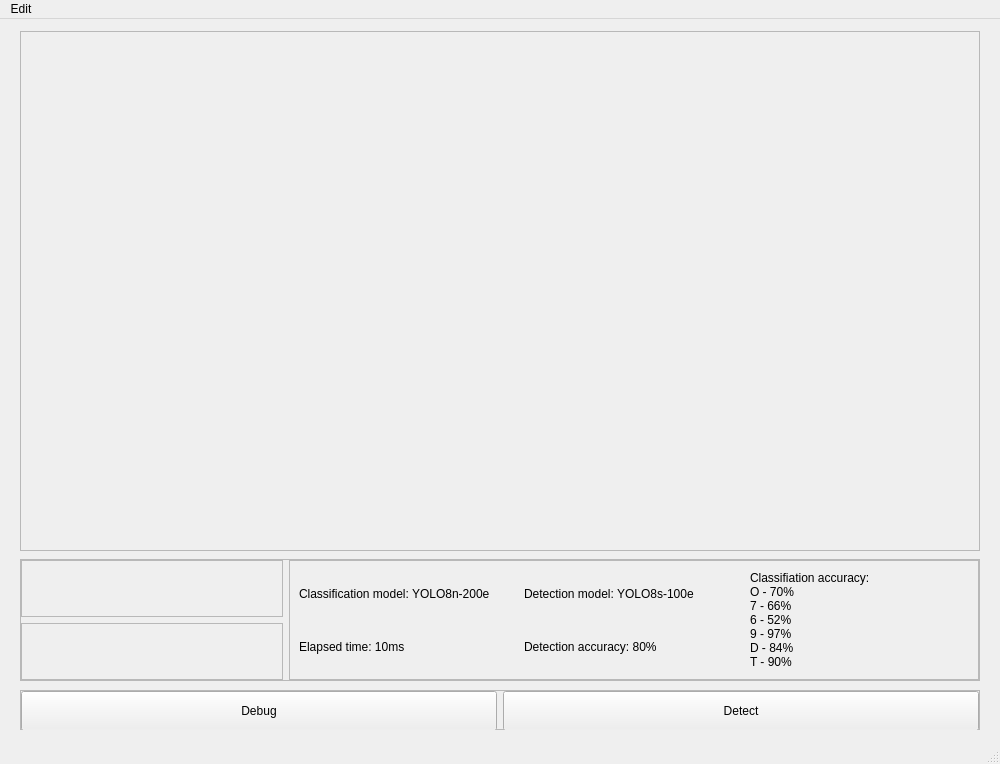
Qt form design/ui/main.ui (donilpro/Car-Numberplate-Recognition) before a commit.
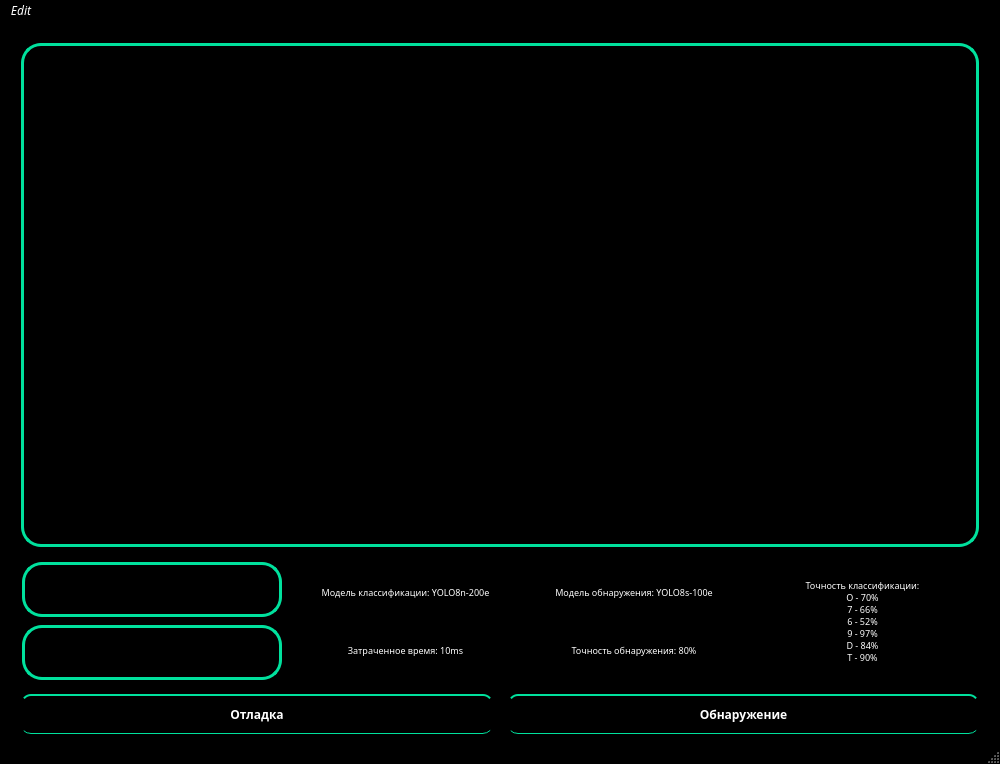
The same form after that commit.

```diff
--- a/design/ui/main.ui
+++ b/design/ui/main.ui
@@ -16,12 +16,83 @@
     <height>764</height>
    </size>
   </property>
+  <property name="font">
+   <font>
+    <pointsize>9</pointsize>
+   </font>
+  </property>
   <property name="windowTitle">
-   <string>MainWindow</string>
+   <string>Обнаружение</string>
+  </property>
+  <property name="styleSheet">
+   <string notr="true">#MainWindow {
+	background: #000;
+}
+
+#mainView, #plateView, #plateDecodedLabel {
+	border: 3px solid #00e19d;
+	border-radius: 20px;
+	background: rgba(255, 252, 252, 0.15);
+}
+
+#menubar {
+	background: #000;
+	color: #fff;
+}
+</string>
   </property>
   <widget class="QWidget" name="centralwidget">
+   <property name="styleSheet">
+    <string notr="true">QWidget {
+	background: #000;
+}</string>
+   </property>
    <layout class="QGridLayout" name="gridLayout_2">
-    <item row="1" column="1">
+    <property name="leftMargin">
+     <number>20</number>
+    </property>
+    <property name="topMargin">
+     <number>0</number>
+    </property>
+    <property name="rightMargin">
+     <number>20</number>
+    </property>
+    <property name="bottomMargin">
+     <number>0</number>
+    </property>
+    <property name="horizontalSpacing">
+     <number>20</number>
+    </property>
+    <property name="verticalSpacing">
+     <number>5</number>
+    </property>
+    <item row="6" column="0">
+     <spacer name="verticalSpacer_3">
+      <property name="orientation">
+       <enum>Qt::Vertical</enum>
+      </property>
+      <property name="sizeHint" stdset="0">
+       <size>
+        <width>20</width>
+        <height>40</height>
+       </size>
+      </property>
+     </spacer>
+    </item>
+    <item row="4" column="0">
+     <spacer name="verticalSpacer">
+      <property name="orientation">
+       <enum>Qt::Vertical</enum>
+      </property>
+      <property name="sizeHint" stdset="0">
+       <size>
+        <width>20</width>
+        <height>40</height>
+       </size>
+      </property>
+     </spacer>
+    </item>
+    <item row="1" column="0">
      <widget class="QFrame" name="mainFrame">
       <property name="minimumSize">
        <size>
@@ -58,13 +129,35 @@
         <number>0</number>
        </property>
        <item row="0" column="0">
-        <widget class="QLabel" name="mainView">
+        <widget class="QLabel" name="label">
          <property name="sizePolicy">
           <sizepolicy hsizetype="Preferred" vsizetype="Preferred">
            <horstretch>0</horstretch>
            <verstretch>0</verstretch>
           </sizepolicy>
          </property>
+         <property name="layoutDirection">
+          <enum>Qt::LeftToRight</enum>
+         </property>
+         <property name="text">
+          <string>TextLabel</string>
+         </property>
+         <property name="textFormat">
+          <enum>Qt::PlainText</enum>
+         </property>
+         <property name="alignment">
+          <set>Qt::AlignCenter</set>
+         </property>
+        </widget>
+       </item>
+       <item row="1" column="0">
+        <widget class="QLabel" name="mainView">
+         <property name="sizePolicy">
+          <sizepolicy hsizetype="Preferred" vsizetype="MinimumExpanding">
+           <horstretch>0</horstretch>
+           <verstretch>0</verstretch>
+          </sizepolicy>
+         </property>
          <property name="sizeIncrement">
           <size>
            <width>16</width>
@@ -82,63 +175,7 @@
       </layout>
      </widget>
     </item>
-    <item row="5" column="1">
-     <widget class="QFrame" name="frame_6">
-      <property name="minimumSize">
-       <size>
-        <width>960</width>
-        <height>40</height>
-       </size>
-      </property>
-      <property name="frameShape">
-       <enum>QFrame::StyledPanel</enum>
-      </property>
-      <property name="frameShadow">
-       <enum>QFrame::Raised</enum>
-      </property>
-      <layout class="QHBoxLayout" name="horizontalLayout">
-       <property name="leftMargin">
-        <number>0</number>
-       </property>
-       <property name="topMargin">
-        <number>0</number>
-       </property>
-       <property name="rightMargin">
-        <number>0</number>
-       </property>
-       <property name="bottomMargin">
-        <number>0</number>
-       </property>
-       <item>
-        <widget class="QPushButton" name="debugBtn">
-         <property name="minimumSize">
-          <size>
-           <width>0</width>
-           <height>40</height>
-          </size>
-         </property>
-         <property name="text">
-          <string>Debug</string>
-         </property>
-        </widget>
-       </item>
-       <item>
-        <widget class="QPushButton" name="detectBtn">
-         <property name="minimumSize">
-          <size>
-           <width>0</width>
-           <height>40</height>
-          </size>
-         </property>
-         <property name="text">
-          <string>Detect</string>
-         </property>
-        </widget>
-       </item>
-      </layout>
-     </widget>
-    </item>
-    <item row="3" column="1">
+    <item row="3" column="0">
      <widget class="QFrame" name="frame_5">
       <property name="minimumSize">
        <size>
@@ -179,6 +216,11 @@
            <height>9</height>
           </size>
          </property>
+         <property name="styleSheet">
+          <string notr="true">#plateDecodedLabel {
+	color: #fff;
+}</string>
+         </property>
          <property name="frameShape">
           <enum>QFrame::StyledPanel</enum>
          </property>
@@ -203,6 +245,15 @@
           </property>
           <item row="0" column="0">
            <widget class="QLabel" name="plateDecodedLabel">
+            <property name="font">
+             <font>
+              <family>Arial</family>
+              <pointsize>9</pointsize>
+             </font>
+            </property>
+            <property name="lineWidth">
+             <number>6</number>
+            </property>
             <property name="text">
              <string/>
             </property>
@@ -271,6 +322,11 @@
            <height>0</height>
           </size>
          </property>
+         <property name="styleSheet">
+          <string notr="true">QLabel {
+	color: #fff;
+}</string>
+         </property>
          <property name="frameShape">
           <enum>QFrame::StyledPanel</enum>
          </property>
@@ -278,24 +334,83 @@
           <enum>QFrame::Raised</enum>
          </property>
          <layout class="QGridLayout" name="gridLayout_6">
+          <property name="spacing">
+           <number>15</number>
+          </property>
+          <item row="1" column="1">
+           <widget class="QLabel" name="labelDetAcc">
+            <property name="font">
+             <font>
+              <family>Century Gothic</family>
+              <pointsize>7</pointsize>
+             </font>
+            </property>
+            <property name="text">
+             <string>Точность обнаружения: 80%</string>
+            </property>
+            <property name="alignment">
+             <set>Qt::AlignCenter</set>
+            </property>
+           </widget>
+          </item>
           <item row="0" column="0">
            <widget class="QLabel" name="labelClsModel">
+            <property name="font">
+             <font>
+              <family>Century Gothic</family>
+              <pointsize>7</pointsize>
+             </font>
+            </property>
             <property name="text">
-             <string>Classification model: YOLO8n-200e</string>
+             <string>Модель классификации: YOLO8n-200e</string>
+            </property>
+            <property name="alignment">
+             <set>Qt::AlignCenter</set>
             </property>
            </widget>
           </item>
           <item row="0" column="1">
            <widget class="QLabel" name="labelDetModel">
+            <property name="font">
+             <font>
+              <family>Century Gothic</family>
+              <pointsize>7</pointsize>
+             </font>
+            </property>
             <property name="text">
-             <string>Detection model: YOLO8s-100e</string>
+             <string>Модель обнаружения: YOLO8s-100e</string>
+            </property>
+            <property name="alignment">
+             <set>Qt::AlignCenter</set>
+            </property>
+           </widget>
+          </item>
+          <item row="1" column="0">
+           <widget class="QLabel" name="labelTime">
+            <property name="font">
+             <font>
+              <family>Century Gothic</family>
+              <pointsize>7</pointsize>
+             </font>
+            </property>
+            <property name="text">
+             <string>Затраченное время: 10ms</string>
+            </property>
+            <property name="alignment">
+             <set>Qt::AlignCenter</set>
             </property>
            </widget>
           </item>
           <item row="0" column="2" rowspan="2">
            <widget class="QLabel" name="labelClsAcc">
+            <property name="font">
+             <font>
+              <family>Century Gothic</family>
+              <pointsize>7</pointsize>
+             </font>
+            </property>
             <property name="text">
-             <string>Classifiation accuracy:
+             <string>Точность классификации:
 O - 70%
 7 - 66%
 6 - 52%
@@ -304,21 +419,7 @@
 T - 90%</string>
             </property>
             <property name="alignment">
-             <set>Qt::AlignLeading|Qt::AlignLeft|Qt::AlignVCenter</set>
-            </property>
-           </widget>
-          </item>
-          <item row="1" column="0">
-           <widget class="QLabel" name="labelTime">
-            <property name="text">
-             <string>Elapsed time: 10ms</string>
-            </property>
-           </widget>
-          </item>
-          <item row="1" column="1">
-           <widget class="QLabel" name="labelDetAcc">
-            <property name="text">
-             <string>Detection accuracy: 80%</string>
+             <set>Qt::AlignCenter</set>
             </property>
            </widget>
           </item>
@@ -328,20 +429,7 @@
       </layout>
      </widget>
     </item>
-    <item row="4" column="1">
-     <spacer name="verticalSpacer">
-      <property name="orientation">
-       <enum>Qt::Vertical</enum>
-      </property>
-      <property name="sizeHint" stdset="0">
-       <size>
-        <width>20</width>
-        <height>40</height>
-       </size>
-      </property>
-     </spacer>
-    </item>
-    <item row="0" column="1">
+    <item row="0" column="0">
      <spacer name="verticalSpacer_4">
       <property name="orientation">
        <enum>Qt::Vertical</enum>
@@ -354,20 +442,7 @@
       </property>
      </spacer>
     </item>
-    <item row="6" column="1">
-     <spacer name="verticalSpacer_3">
-      <property name="orientation">
-       <enum>Qt::Vertical</enum>
-      </property>
-      <property name="sizeHint" stdset="0">
-       <size>
-        <width>20</width>
-        <height>40</height>
-       </size>
-      </property>
-     </spacer>
-    </item>
-    <item row="2" column="1">
+    <item row="2" column="0">
      <spacer name="verticalSpacer_2">
       <property name="orientation">
        <enum>Qt::Vertical</enum>
@@ -380,31 +455,92 @@
       </property>
      </spacer>
     </item>
-    <item row="3" column="2">
-     <spacer name="horizontalSpacer">
-      <property name="orientation">
-       <enum>Qt::Horizontal</enum>
+    <item row="5" column="0">
+     <widget class="QFrame" name="frame_6">
+      <property name="styleSheet">
+       <string notr="true">QPushButton {
+	border-bottom: 1px solid #00e19d;
+	border-top: 2px solid #00e19d;
+	border-radius: 10px;
+	background: #000;
+	color: #fff;
+}
+
+QPushButton:hover {
+    background-color: #00e19d; 
+}
+
+QPushButtom:focus {
+    background-color: #00E1B8;
+	border: 10px solid #00E1B8;
+}</string>
       </property>
-      <property name="sizeHint" stdset="0">
-       <size>
-        <width>40</width>
-        <height>20</height>
-       </size>
+      <property name="frameShape">
+       <enum>QFrame::StyledPanel</enum>
       </property>
-     </spacer>
-    </item>
-    <item row="1" column="0">
-     <spacer name="horizontalSpacer_2">
-      <property name="orientation">
-       <enum>Qt::Horizontal</enum>
+      <property name="frameShadow">
+       <enum>QFrame::Raised</enum>
       </property>
-      <property name="sizeHint" stdset="0">
-       <size>
-        <width>40</width>
-        <height>20</height>
-       </size>
-      </property>
-     </spacer>
+      <layout class="QHBoxLayout" name="horizontalLayout">
+       <property name="spacing">
+        <number>15</number>
+       </property>
+       <property name="leftMargin">
+        <number>0</number>
+       </property>
+       <property name="topMargin">
+        <number>0</number>
+       </property>
+       <property name="rightMargin">
+        <number>0</number>
+       </property>
+       <property name="bottomMargin">
+        <number>0</number>
+       </property>
+       <item>
+        <widget class="QPushButton" name="debugBtn">
+         <property name="minimumSize">
+          <size>
+           <width>0</width>
+           <height>40</height>
+          </size>
+         </property>
+         <property name="font">
+          <font>
+           <family>Century Gothic</family>
+           <pointsize>9</pointsize>
+           <weight>75</weight>
+           <bold>true</bold>
+          </font>
+         </property>
+         <property name="text">
+          <string>Отладка</string>
+         </property>
+        </widget>
+       </item>
+       <item>
+        <widget class="QPushButton" name="detectBtn">
+         <property name="minimumSize">
+          <size>
+           <width>0</width>
+           <height>40</height>
+          </size>
+         </property>
+         <property name="font">
+          <font>
+           <family>Century Gothic</family>
+           <pointsize>9</pointsize>
+           <weight>75</weight>
+           <bold>true</bold>
+          </font>
+         </property>
+         <property name="text">
+          <string>Обнаружение</string>
+         </property>
+        </widget>
+       </item>
+      </layout>
+     </widget>
     </item>
    </layout>
   </widget>
@@ -414,9 +550,29 @@
      <x>0</x>
      <y>0</y>
      <width>1000</width>
-     <height>21</height>
+     <height>19</height>
     </rect>
    </property>
+   <property name="font">
+    <font>
+     <family>Century Gothic</family>
+     <weight>50</weight>
+     <italic>true</italic>
+     <bold>false</bold>
+    </font>
+   </property>
+   <property name="cursor">
+    <cursorShape>ArrowCursor</cursorShape>
+   </property>
+   <property name="layoutDirection">
+    <enum>Qt::LeftToRight</enum>
+   </property>
+   <property name="autoFillBackground">
+    <bool>false</bool>
+   </property>
+   <property name="nativeMenuBar">
+    <bool>true</bool>
+   </property>
    <widget class="QMenu" name="menuSettings">
     <property name="title">
      <string>Edit</string>
```
Left out of the diff: 10 changed lines with no effect on the pictures.
